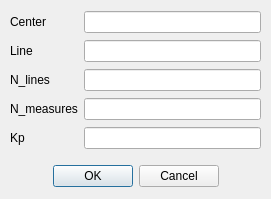
First picture: the form in isstools/dialogs/UpdatePiezoDialog.ui, repository NSLS-II-ISS/isstools, before the edit.
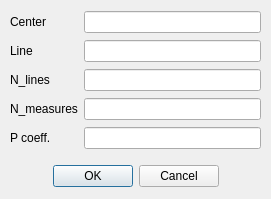
Second picture: the form after the edit.

Commit message: Changed kp variable to a P coeff. (kp * P ceff) in the piezo feedback

```diff
--- a/isstools/dialogs/UpdatePiezoDialog.ui
+++ b/isstools/dialogs/UpdatePiezoDialog.ui
@@ -85,7 +85,7 @@
     <item row="4" column="0">
      <widget class="QLabel" name="label_8">
       <property name="text">
-       <string>Kp</string>
+       <string>P coeff.</string>
       </property>
      </widget>
     </item>
```
The commit also changes 2 other files.
